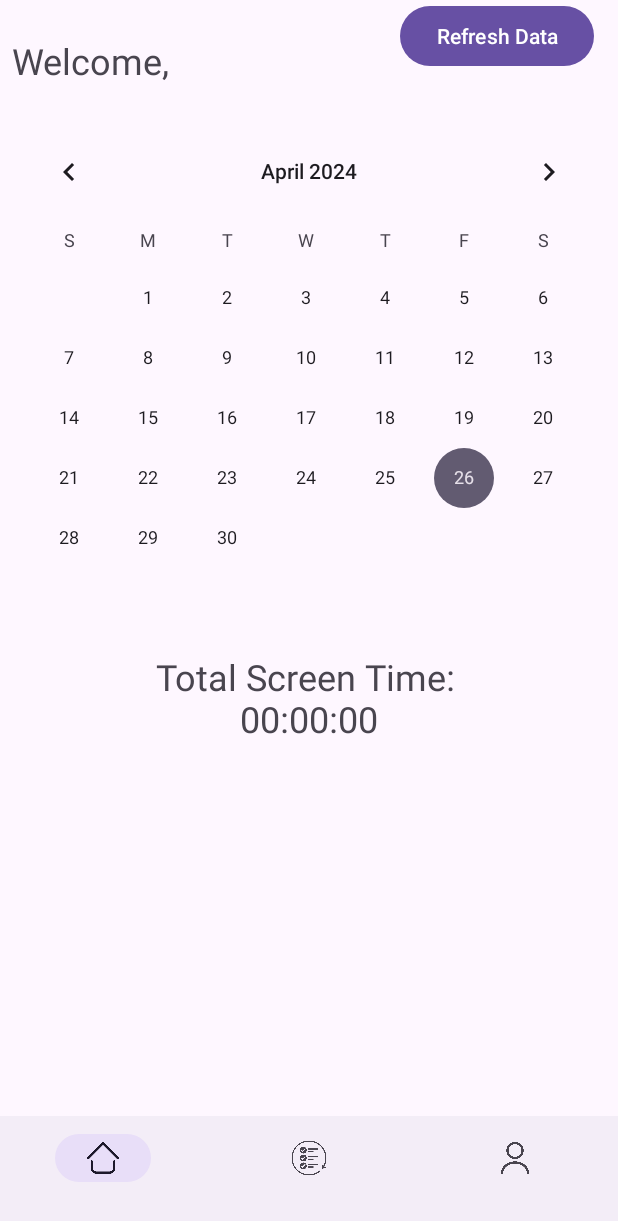
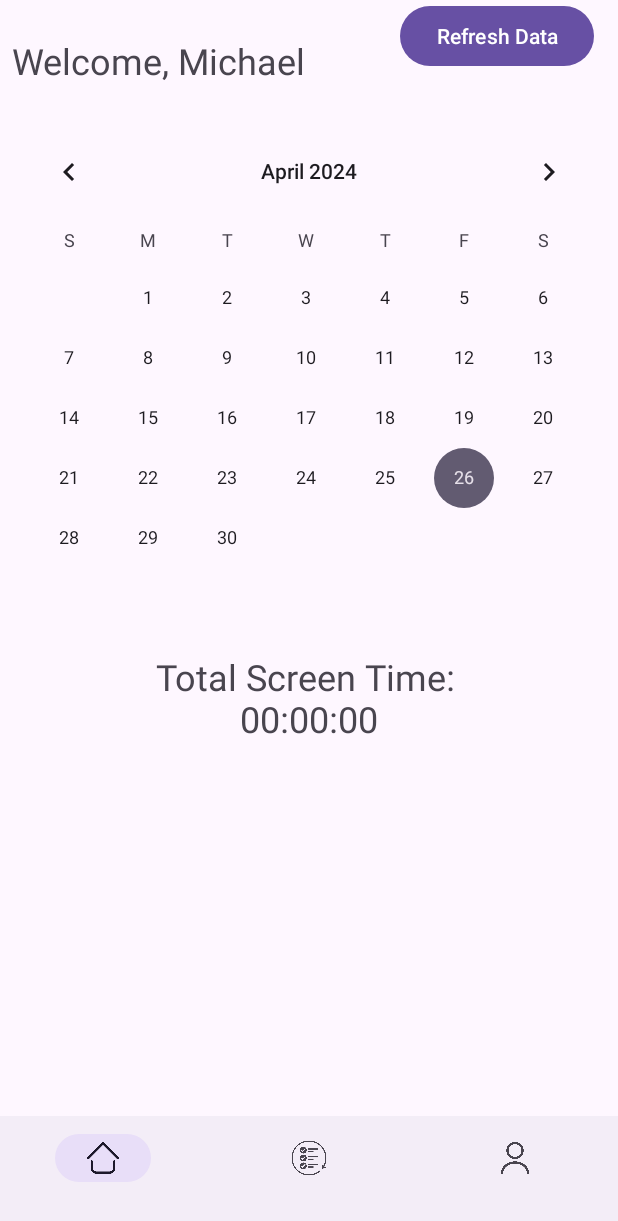
Before and after one commit to michaelditrick/Focus, an Android app: the HomeActivity screen opened directly, with no data from a screen before it, on a phone screen of 412 x 824 dp. Shown: the top 1221 px of the screen. Run offline under Robolectric (Android 15) with nearby library versions, the phone set to English and light mode, and no system bars.

Commit message:
Disabled Databases stuff

```diff
--- a/app/src/main/java/com/example/focus/HomeActivity.java
+++ b/app/src/main/java/com/example/focus/HomeActivity.java
@@ -87,13 +87,9 @@ public class HomeActivity extends AppCompatActivity {
 
         //Declare the database to check username and password
         DBClass db=new DBClass(getApplicationContext(), "Database0");
-        String name = db.getName(username);
+        //String name = db.getName(username);
 
-        welcomeText.setText("Welcome, "+ name);
-
-        //use the username above in the welcome message
-        //String welcomeMessage = "Welcome, " + name + "!";
-        //textViewWelcome.setText(welcomeMessage);
+        //welcomeText.setText("Welcome, "+ name);
 
         userCalender = Calendar.getInstance();
          //Set up the calendar view
```
Also changed, not shown: app/src/main/java/com/example/focus/ProfileActivity.java (+8 -8 lines), 3 other files.
